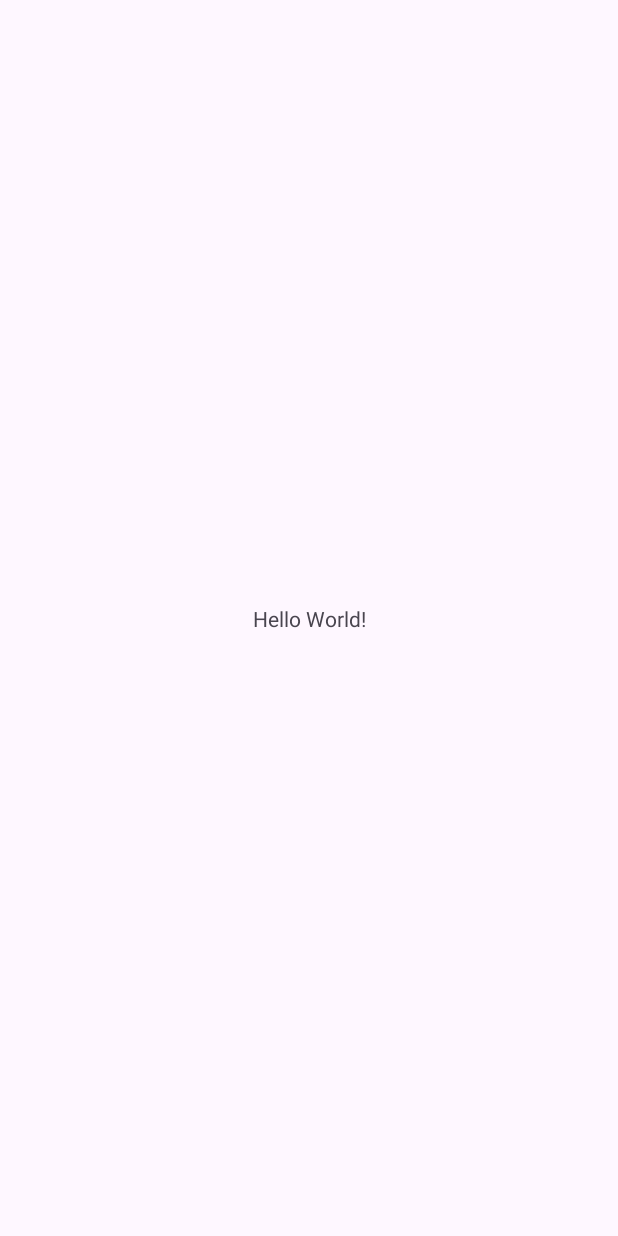
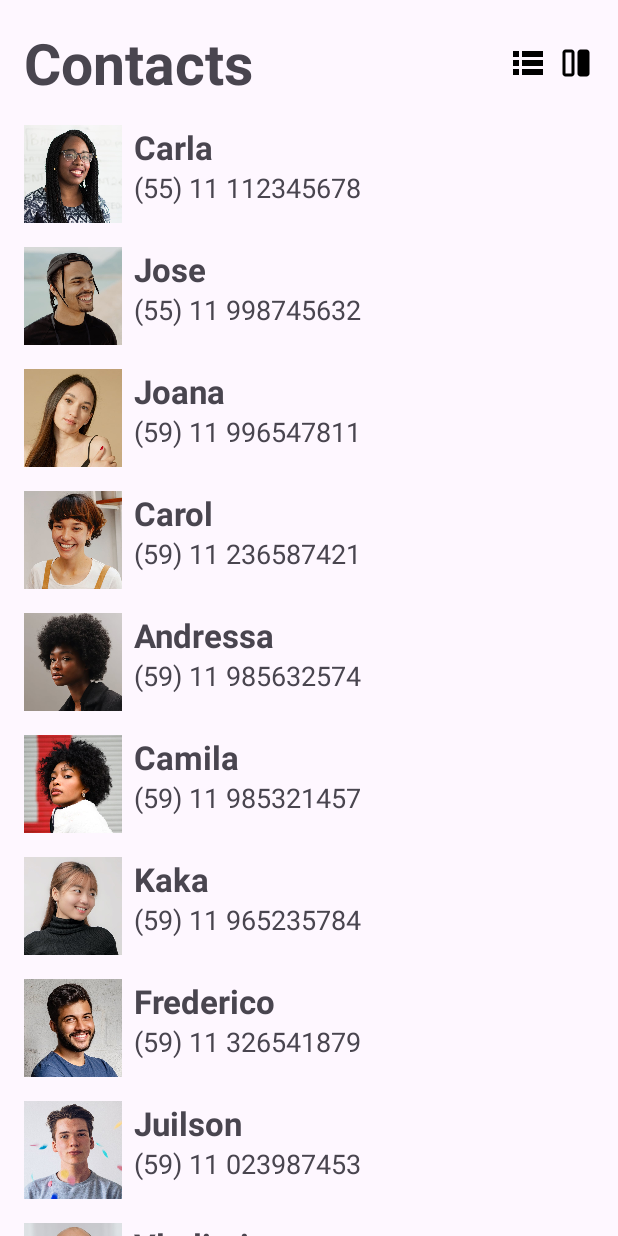
Before and after one commit to andersonrodrigues14/RecyclerViewContacts, an Android app: the screen it shows after launch (MainActivity), on a phone screen of 412 x 824 dp. Before the commit the screen is almost empty. Run offline under Robolectric (Android 15) with nearby library versions, the phone set to English and light mode, and no system bars.

Commit message:
Criado RecycleView e adapter, e botões para altear o layout manager

```diff
--- /dev/null
+++ b/app/src/main/java/com/devspace/recyclerview/Contact.kt
@@ -0,0 +1,9 @@
+package com.devspace.recyclerview
+
+import androidx.annotation.DrawableRes
+
+data class Contact(
+    val name: String,
+    val phone: String,
+    @DrawableRes val icon: Int
+)
--- /dev/null
+++ b/app/src/main/java/com/devspace/recyclerview/ContactListAdapter.kt
@@ -0,0 +1,54 @@
+package com.devspace.recyclerview
+
+import android.view.LayoutInflater
+import android.view.View
+import android.view.ViewGroup
+import android.widget.ImageView
+import android.widget.TextView
+import androidx.recyclerview.widget.DiffUtil
+import androidx.recyclerview.widget.ListAdapter
+import androidx.recyclerview.widget.RecyclerView
+
+//Adaptação entre o data class e o item_list layout
+class ContactListAdapter: ListAdapter<Contact, ContactListAdapter.ContactViewHolder>(ContactDiffUtils()) {
+
+    // criar um view holder
+    override fun onCreateViewHolder(parent: ViewGroup, viewType: Int): ContactViewHolder {
+        val  view = LayoutInflater.from(parent.context).inflate(R.layout.item_list, parent, false)
+
+        return ContactViewHolder(view)
+    }
+
+    // bind - atrelar o dado com a UI views
+    override fun onBindViewHolder(holder: ContactViewHolder, position: Int) {
+        val contact = getItem(position)
+        holder.bind(contact)
+    }
+
+    // view holder = view que segura os dados (preenche)
+    class ContactViewHolder(view: View) : RecyclerView.ViewHolder(view){
+        private val tvName = view.findViewById<TextView>(R.id.tv_name)
+        private val phone = view.findViewById<TextView>(R.id.tv_phone)
+        private val image = view.findViewById<ImageView>(R.id.image)
+
+        fun bind(contact: Contact){
+            tvName.text = contact.name
+            phone.text = contact.phone
+            image.setImageResource(contact.icon)
+        }
+
+    }
+
+    // compara a diferença quando a lista é atualizada
+    class ContactDiffUtils: DiffUtil.ItemCallback<Contact>(){
+        override fun areItemsTheSame(oldItem: Contact, newItem: Contact): Boolean {
+            return  oldItem == newItem
+        }
+
+        override fun areContentsTheSame(oldItem: Contact, newItem: Contact): Boolean {
+            return  oldItem.name == newItem.name
+        }
+
+    }
+
+}
--- a/app/src/main/java/com/devspace/recyclerview/MainActivity.kt
+++ b/app/src/main/java/com/devspace/recyclerview/MainActivity.kt
@@ -1,12 +1,17 @@
 package com.devspace.recyclerview
 
 import android.os.Bundle
+import android.widget.ImageView
 import androidx.activity.enableEdgeToEdge
 import androidx.appcompat.app.AppCompatActivity
 import androidx.core.view.ViewCompat
 import androidx.core.view.WindowInsetsCompat
+import androidx.recyclerview.widget.GridLayoutManager
+import androidx.recyclerview.widget.LinearLayoutManager
+import androidx.recyclerview.widget.RecyclerView
 
 class MainActivity : AppCompatActivity() {
+
     override fun onCreate(savedInstanceState: Bundle?) {
         super.onCreate(savedInstanceState)
         enableEdgeToEdge()
@@ -16,5 +21,113 @@ class MainActivity : AppCompatActivity() {
             v.setPadding(systemBars.left, systemBars.top, systemBars.right, systemBars.bottom)
             insets
         }
+
+        //Create data class
+        //Create list from data class type
+        //Create Adapter
+        //Set Adapter
+        //Linear layout manager
+        // Submeter a lista
+
+        val rvList = findViewById<RecyclerView>(R.id.rv_list)
+        val ivList = findViewById<ImageView>(R.id.iv_list)
+        val ivGrid = findViewById<ImageView>(R.id.iv_grid)
+        val adapter = ContactListAdapter()
+
+        rvList.adapter = adapter
+        rvList.layoutManager = LinearLayoutManager(this)
+        adapter.submitList(contacts)
+
+        ivGrid.setOnClickListener {
+            rvList.layoutManager = GridLayoutManager(this, 2)
+        }
+
+        ivList.setOnClickListener {
+            rvList.layoutManager = LinearLayoutManager(this)
+        }
+
     }
 }
+
+val contacts = listOf(
+    Contact(
+        name = "Carla",
+        phone = "(55) 11 112345678",
+        icon = R.drawable.sample1
+    ),
+    Contact(
+        name = "Jose",
+        phone = "(55) 11 998745632",
+        icon = R.drawable.sample2
+    ),
+    Contact(
+        name = "Joana",
+        phone = "(59) 11 996547811",
+        icon = R.drawable.sample3
+    ),
+    Contact(
+        name = "Carol",
+        "(59) 11 236587421",
+        icon = R.drawable.sample4
+    ),
+    Contact(
+        name = "Andressa",
+        "(59) 11 985632574",
+        icon = R.drawable.sample5
+    ),
+    Contact(
+        name = "Camila",
+        phone = "(59) 11 985321457",
+        icon = R.drawable.sample6
+    ),
+    Contact(
+        name = "Kaka",
+        phone = "(59) 11 965235784",
+        icon = R.drawable.sample7
+    ),
+    Contact(
+        name = "Frederico",
+        phone = "(59) 11 326541879",
+        icon = R.drawable.sample8
+    ),
+    Contact(
+        name = "Juilson",
+        phone = "(59) 11 023987453",
+        icon = R.drawable.sample9
+    ),
+    Contact(
+        name = "Vladimir",
+        phone = "(59) 11 964447822",
+        icon = R.drawable.sample10
+    ),
+    Contact(
+        name = "Alana",
+        phone = "(59) 11 896555478",
+        icon = R.drawable.sample11
+    ),
+    Contact(
+        name = "Carlinhos",
+        phone = "(59) 11 966644778",
+        icon = R.drawable.sample12
+    ),
+    Contact(
+        name = "Julia",
+        phone = "(59) 11 000322456",
+        icon = R.drawable.sample13
+    ),
+    Contact(
+        name = "Rodolfo",
+        phone = "(59) 11 999666327",
+        icon = R.drawable.sample14
+    ),
+    Contact(
+        name = "Josiana",
+        phone = "(59) 11 988877441",
+        icon = R.drawable.sample15
+    ),
+    Contact(
+        name = "Pitty",
+        phone = "(59) 11 222333114",
+        icon = R.drawable.sample16
+    ),
+)
--- a/app/src/main/res/layout/activity_main.xml
+++ b/app/src/main/res/layout/activity_main.xml
@@ -8,12 +8,46 @@
     tools:context=".MainActivity">
 
     <TextView
-        android:layout_width="wrap_content"
+        android:id="@+id/tv_title"
+        android:layout_width="0dp"
         android:layout_height="wrap_content"
-        android:text="Hello World!"
+        android:layout_margin="16dp"
+        android:text="@string/contacts_list_title"
+        android:textSize="38sp"
+        android:textStyle="bold"
+        app:layout_constraintEnd_toStartOf="@+id/iv_list"
+        app:layout_constraintStart_toStartOf="parent"
+        app:layout_constraintTop_toTopOf="parent" />
+
+    <ImageView
+        android:id="@+id/iv_grid"
+        android:layout_width="24dp"
+        android:layout_height="24dp"
+        android:src="@drawable/ic_grid"
+        android:layout_marginEnd="16dp"
+        app:layout_constraintBottom_toBottomOf="@+id/tv_title"
+        app:layout_constraintEnd_toEndOf="parent"
+        app:layout_constraintTop_toTopOf="@+id/tv_title" />
+
+    <ImageView
+        android:id="@+id/iv_list"
+        android:layout_width="24dp"
+        android:layout_height="24dp"
+        android:src="@drawable/ic_list"
+        android:layout_marginEnd="8dp"
+        app:layout_constraintBottom_toBottomOf="@+id/tv_title"
+        app:layout_constraintEnd_toStartOf="@+id/iv_grid"
+        app:layout_constraintTop_toTopOf="@+id/tv_title" />
+
+
+    <androidx.recyclerview.widget.RecyclerView
+        android:id="@+id/rv_list"
+        android:layout_width="match_parent"
+        android:layout_height="0dp"
         app:layout_constraintBottom_toBottomOf="parent"
         app:layout_constraintEnd_toEndOf="parent"
         app:layout_constraintStart_toStartOf="parent"
-        app:layout_constraintTop_toTopOf="parent" />
+        app:layout_constraintTop_toBottomOf="@+id/tv_title"
+        tools:listitem="@layout/item_list" />
 
 </androidx.constraintlayout.widget.ConstraintLayout>
--- /dev/null
+++ b/app/src/main/res/layout/item_list.xml
@@ -0,0 +1,41 @@
+<?xml version="1.0" encoding="utf-8"?>
+<androidx.constraintlayout.widget.ConstraintLayout xmlns:android="http://schemas.android.com/apk/res/android"
+    xmlns:app="http://schemas.android.com/apk/res-auto"
+    xmlns:tools="http://schemas.android.com/tools"
+    android:layout_width="match_parent"
+    android:layout_height="wrap_content">
+
+
+    <ImageView
+        android:contentDescription="@null"
+        android:id="@+id/image"
+        android:layout_width="65dp"
+        android:layout_height="65dp"
+        android:layout_margin="16dp"
+        app:layout_constraintStart_toStartOf="parent"
+        app:layout_constraintTop_toTopOf="parent"
+        tools:srcCompat="@tools:sample/avatars" />
+
+    <TextView
+        android:id="@+id/tv_name"
+        android:layout_width="0dp"
+        android:layout_height="wrap_content"
+        android:layout_marginStart="8dp"
+        android:textSize="22sp"
+        android:textStyle="bold"
+        app:layout_constraintEnd_toEndOf="parent"
+        app:layout_constraintStart_toEndOf="@+id/image"
+        app:layout_constraintTop_toTopOf="@+id/image"
+        tools:text="Name" />
+
+    <TextView
+        android:id="@+id/tv_phone"
+        android:textSize="18sp"
+        android:layout_width="0dp"
+        android:layout_height="wrap_content"
+        app:layout_constraintEnd_toEndOf="parent"
+        app:layout_constraintStart_toStartOf="@+id/tv_name"
+        app:layout_constraintTop_toBottomOf="@+id/tv_name"
+        tools:text="(55) 11 11124599" />
+
+</androidx.constraintlayout.widget.ConstraintLayout>
--- a/app/src/main/res/values/strings.xml
+++ b/app/src/main/res/values/strings.xml
@@ -1,3 +1,4 @@
 <resources>
     <string name="app_name">Recyclerview</string>
+    <string name="contacts_list_title">Contacts</string>
 </resources>
```
Also changed, not shown: 1 other file.
